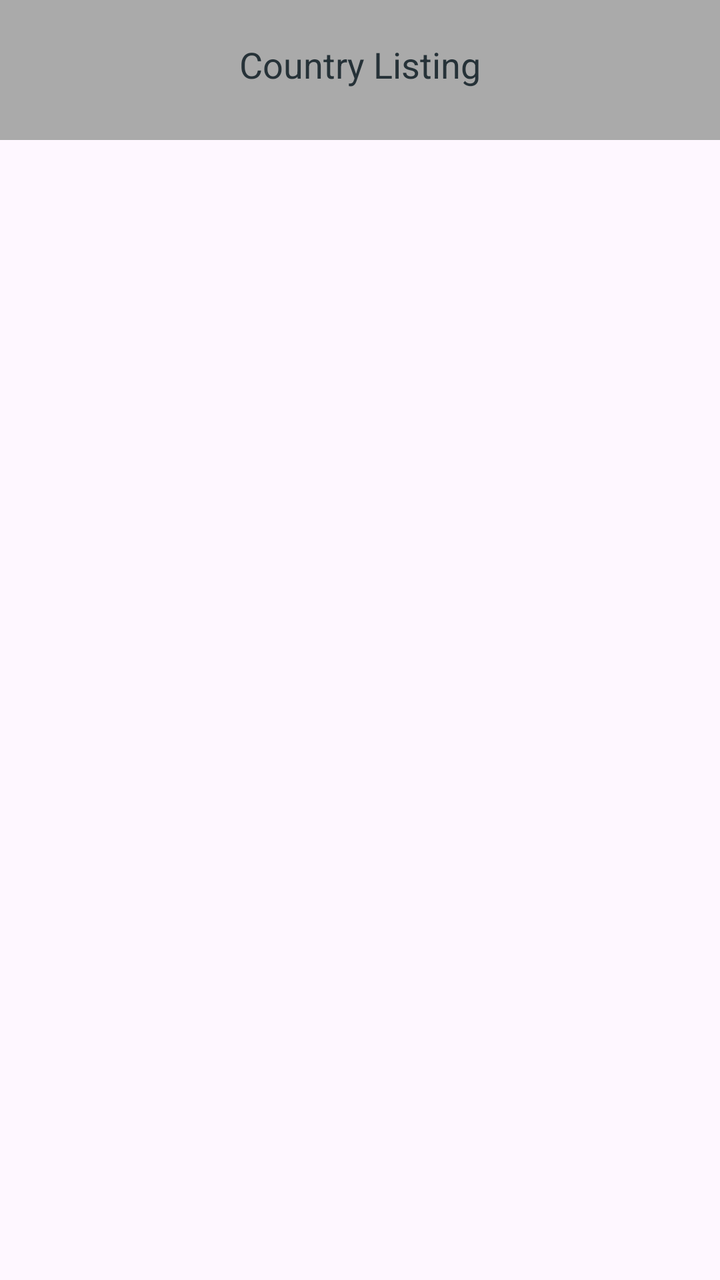
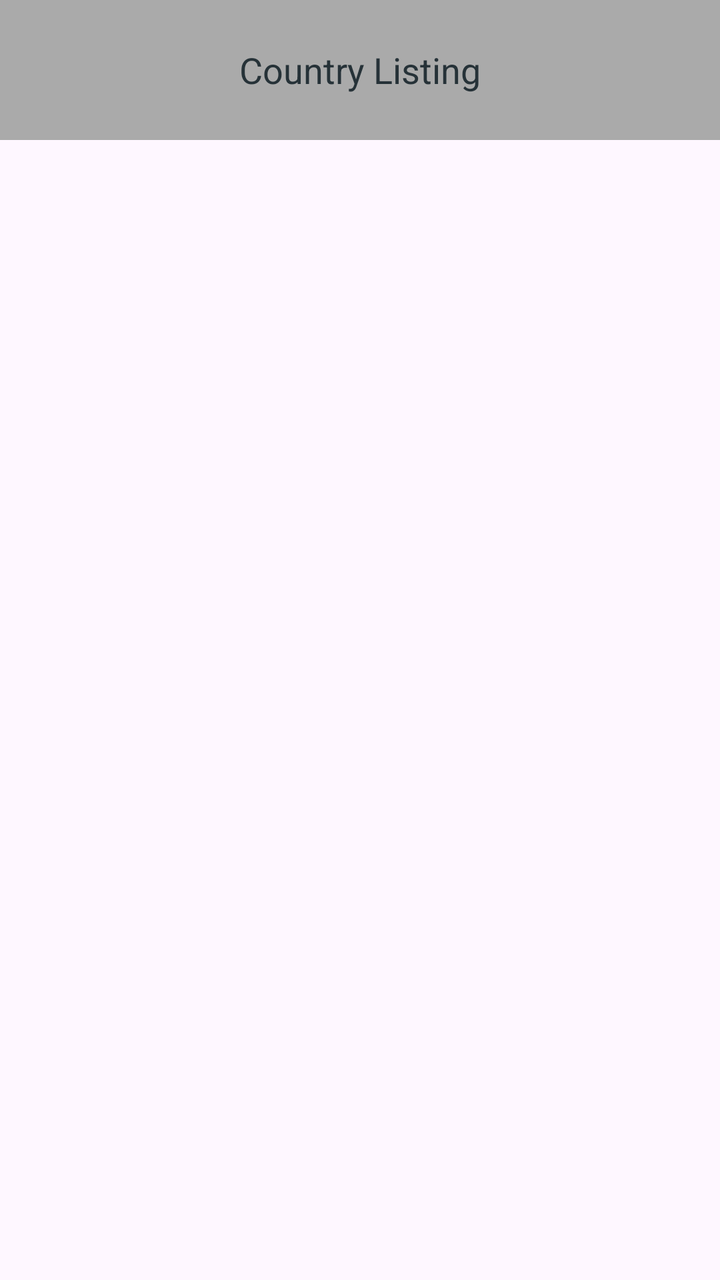

Compare the two renders of this Android layout. The source of the first and the diff that turns it into the second are given below.
<!-- AndroidManifest.xml: application theme Theme.HttpUrlConnectionDemo -->
<!-- res/layout/activity_main.xml -->
<?xml version="1.0" encoding="utf-8"?>
<ScrollView xmlns:android="http://schemas.android.com/apk/res/android"
    xmlns:tools="http://schemas.android.com/tools"
    xmlns:app="http://schemas.android.com/apk/res-auto"
    android:id="@+id/main"
    android:layout_width="match_parent"
    android:layout_height="match_parent"
    android:fillViewport="true"
    tools:context=".MainActivity">

    <LinearLayout
        android:layout_width="match_parent"
        android:layout_height="wrap_content"
        android:orientation="vertical">

        <TextView
            android:layout_width="match_parent"
            android:layout_height="70dp"
            android:background="@android:color/darker_gray"
            android:paddingTop="20sp"
            android:paddingBottom="25sp"
            android:text="@string/country_listing"
            android:textAlignment="center"
            android:textColor="#263238"
            android:textSize="18sp" />

        <androidx.recyclerview.widget.RecyclerView
            android:id="@+id/recyclerView"
            android:layout_width="match_parent"
            android:layout_height="match_parent"
            android:nestedScrollingEnabled="true"
            android:overScrollMode="never"
            app:layoutManager="androidx.recyclerview.widget.LinearLayoutManager"/>
    </LinearLayout>
</ScrollView>
<!-- resources referenced by this layout -->
<resources>
  <string name="country_listing">Country Listing</string>
  <style name="Theme.HttpUrlConnectionDemo" parent="Base.Theme.HttpUrlConnectionDemo" />
  <style name="Base.Theme.HttpUrlConnectionDemo" parent="Theme.Material3.DayNight.NoActionBar">
          
          
      </style>
</resources>

<!-- the commit's change to res/layout/activity_main.xml (unified diff, before → after) -->
@@ -1,35 +1,35 @@
 <?xml version="1.0" encoding="utf-8"?>
-<ScrollView xmlns:android="http://schemas.android.com/apk/res/android"
+<androidx.constraintlayout.widget.ConstraintLayout
+    xmlns:android="http://schemas.android.com/apk/res/android"
     xmlns:tools="http://schemas.android.com/tools"
     xmlns:app="http://schemas.android.com/apk/res-auto"
     android:id="@+id/main"
     android:layout_width="match_parent"
     android:layout_height="match_parent"
-    android:fillViewport="true"
     tools:context=".MainActivity">
 
-    <LinearLayout
-        android:layout_width="match_parent"
-        android:layout_height="wrap_content"
-        android:orientation="vertical">
+    <TextView
+        android:id="@+id/headerTitle"
+        android:layout_width="0dp"
+        android:layout_height="70dp"
+        android:background="@android:color/darker_gray"
+        android:gravity="center"
+        android:text="@string/country_listing"
+        android:textColor="#263238"
+        android:textSize="18sp"
+        app:layout_constraintTop_toTopOf="parent"
+        app:layout_constraintStart_toStartOf="parent"
+        app:layout_constraintEnd_toEndOf="parent" />
 
-        <TextView
-            android:layout_width="match_parent"
-            android:layout_height="70dp"
-            android:background="@android:color/darker_gray"
-            android:paddingTop="20sp"
-            android:paddingBottom="25sp"
-            android:text="@string/country_listing"
-            android:textAlignment="center"
-            android:textColor="#263238"
-            android:textSize="18sp" />
+    <androidx.recyclerview.widget.RecyclerView
+        android:id="@+id/recyclerView"
+        android:layout_width="0dp"
+        android:layout_height="0dp"
+        android:overScrollMode="never"
+        app:layoutManager="androidx.recyclerview.widget.LinearLayoutManager"
+        app:layout_constraintTop_toBottomOf="@id/headerTitle"
+        app:layout_constraintBottom_toBottomOf="parent"
+        app:layout_constraintStart_toStartOf="parent"
+        app:layout_constraintEnd_toEndOf="parent" />
 
-        <androidx.recyclerview.widget.RecyclerView
-            android:id="@+id/recyclerView"
-            android:layout_width="match_parent"
-            android:layout_height="match_parent"
-            android:nestedScrollingEnabled="true"
-            android:overScrollMode="never"
-            app:layoutManager="androidx.recyclerview.widget.LinearLayoutManager"/>
-    </LinearLayout>
-</ScrollView>
+</androidx.constraintlayout.widget.ConstraintLayout>
